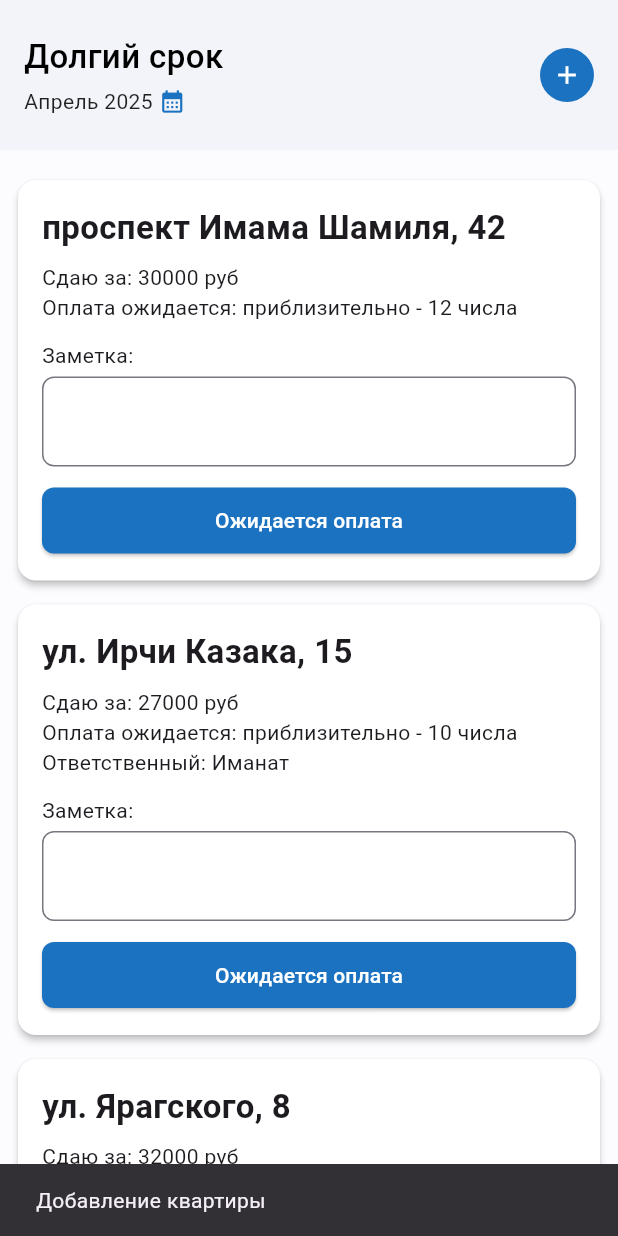
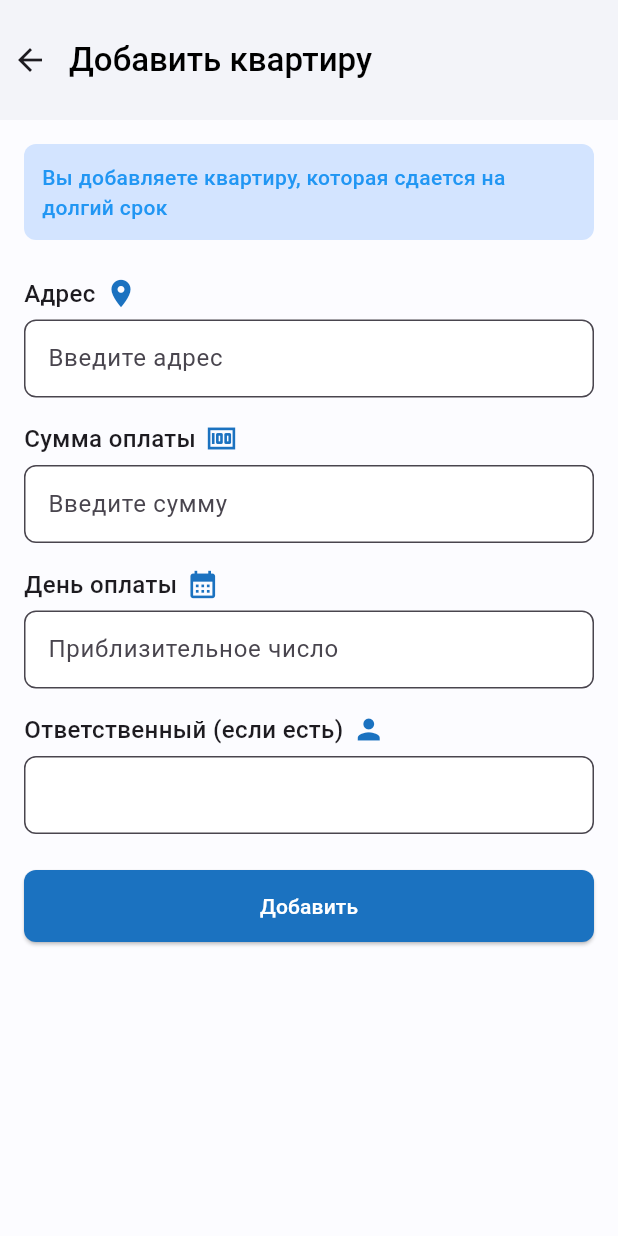
Before and after one commit to Gerkaaa/rent_tracker, a Flutter app: the LongTermScreen screen opened directly, after a tap on the "add" icon, on a phone screen of 412 x 824 dp. Run offline on Flutter 3.47's test engine with Material 3 defaults, Android fonts, the phone set to English and light mode, and no system bars.

Commit message:
Feat: add long term apartment screen

```diff
--- /dev/null
+++ b/lib/presentation/long_term_screen/add_long_term_apartment_screen.dart
@@ -0,0 +1,177 @@
+import 'package:flutter/material.dart';
+import 'package:rent_tracker/presentation/widgets/custom_app_bar.dart';
+
+class AddLongTermApartmentScreen extends StatefulWidget {
+  const AddLongTermApartmentScreen({super.key});
+
+  @override
+  State<AddLongTermApartmentScreen> createState() =>
+      _AddLongTermApartmentScreenState();
+}
+
+class _AddLongTermApartmentScreenState
+    extends State<AddLongTermApartmentScreen> {
+  final _formKey = GlobalKey<FormState>();
+  final _addressController = TextEditingController();
+  final _priceController = TextEditingController();
+  final _payDayController = TextEditingController();
+  final _responsibleController = TextEditingController();
+
+  void _submit() {
+    if (_formKey.currentState?.validate() ?? false) {
+      final newApartment = {
+        'type': 'long_term',
+        'address': _addressController.text.trim(),
+        'price': int.tryParse(_priceController.text.trim()) ?? 0,
+        'payDay': int.tryParse(_payDayController.text.trim()) ?? 1,
+        'responsible':
+            _responsibleController.text.trim().isEmpty
+                ? null
+                : _responsibleController.text.trim(),
+        'note': '',
+        'isPaid': false,
+      };
+
+      Navigator.pop(context, newApartment);
+    }
+  }
+
+  @override
+  Widget build(BuildContext context) {
+    return GestureDetector(
+      onTap: () => FocusScope.of(context).unfocus(),
+      child: Scaffold(
+        backgroundColor: const Color(0xFFFCFCFF),
+        appBar: const CustomAppBar(
+          titleText: 'Добавить квартиру',
+          hideAddButton: true,
+        ),
+        body: Padding(
+          padding: const EdgeInsets.only(top: 16),
+          child: SingleChildScrollView(
+            padding: const EdgeInsets.symmetric(horizontal: 16),
+            child: Form(
+              key: _formKey,
+              child: Column(
+                crossAxisAlignment: CrossAxisAlignment.start,
+                children: [
+                  Container(
+                    width: double.infinity,
+                    padding: const EdgeInsets.all(12),
+                    decoration: BoxDecoration(
+                      color: const Color(0xFFD3E4FF),
+                      borderRadius: BorderRadius.circular(8),
+                    ),
+                    child: const Text(
+                      'Вы добавляете квартиру, которая сдается на долгий срок',
+                      style: TextStyle(
+                        color: Colors.blue,
+                        fontSize: 14,
+                        fontWeight: FontWeight.w500,
+                      ),
+                    ),
+                  ),
+                  const SizedBox(height: 24),
+                  _buildLabeledField(
+                    'Адрес',
+                    _addressController,
+                    'Введите адрес',
+                    icon: Icons.location_on,
+                  ),
+                  const SizedBox(height: 16),
+                  _buildLabeledField(
+                    'Сумма оплаты',
+                    _priceController,
+                    'Введите сумму',
+                    keyboardType: TextInputType.number,
+                    icon: Icons.money,
+                  ),
+                  const SizedBox(height: 16),
+                  _buildLabeledField(
+                    'День оплаты',
+                    _payDayController,
+                    'Приблизительное число',
+                    keyboardType: TextInputType.number,
+                    icon: Icons.calendar_month,
+                  ),
+                  const SizedBox(height: 16),
+                  _buildLabeledField(
+                    'Ответственный (если есть)',
+                    _responsibleController,
+                    null,
+                    icon: Icons.person,
+                  ),
+
+                  const SizedBox(height: 24),
+                  SizedBox(
+                    width: double.infinity,
+                    child: ElevatedButton(
+                      onPressed: _submit,
+                      style: ElevatedButton.styleFrom(
+                        backgroundColor: const Color(0xFF1B72C0),
+                        foregroundColor: Colors.white,
+                        padding: const EdgeInsets.symmetric(vertical: 14),
+                        shape: RoundedRectangleBorder(
+                          borderRadius: BorderRadius.circular(8),
+                        ),
+                      ),
+                      child: const Text(
+                        'Добавить',
+                        style: TextStyle(fontWeight: FontWeight.w500),
+                      ),
+                    ),
+                  ),
+                ],
+              ),
+            ),
+          ),
+        ),
+      ),
+    );
+  }
+
+  Widget _buildLabeledField(
+    String label,
+    TextEditingController controller,
+    String? hintText, {
+    TextInputType keyboardType = TextInputType.text,
+    required IconData icon,
+  }) {
+    return Column(
+      crossAxisAlignment: CrossAxisAlignment.start,
+      children: [
+        Row(
+          children: [
+            Text(
+              label,
+              style: const TextStyle(fontSize: 16, fontWeight: FontWeight.w500),
+            ),
+            const SizedBox(width: 6),
+            Icon(icon, size: 22, color: const Color(0xFF1B72C0)),
+          ],
+        ),
+        const SizedBox(height: 6),
+        TextFormField(
+          controller: controller,
+          keyboardType: keyboardType,
+          validator: (value) {
+            if (hintText != null && (value == null || value.trim().isEmpty)) {
+              return hintText;
+            }
+            return null;
+          },
+          decoration: InputDecoration(
+            hintText: hintText,
+            filled: true,
+            fillColor: Colors.white,
+            contentPadding: const EdgeInsets.symmetric(
+              horizontal: 12,
+              vertical: 14,
+            ),
+            border: OutlineInputBorder(borderRadius: BorderRadius.circular(8)),
+          ),
+        ),
+      ],
+    );
+  }
+}
--- a/lib/presentation/long_term_screen/long_term_screen.dart
+++ b/lib/presentation/long_term_screen/long_term_screen.dart
@@ -1,6 +1,7 @@
 import 'package:flutter/material.dart';
 import 'package:rent_tracker/core/constants/months.dart';
 import 'package:rent_tracker/core/utils/date_utils.dart';
+import 'package:rent_tracker/presentation/long_term_screen/add_long_term_apartment_screen.dart';
 import 'package:rent_tracker/presentation/long_term_screen/widgets/long_term_apartment_card.dart';
 import 'package:rent_tracker/presentation/widgets/custom_app_bar.dart';
 
@@ -14,8 +15,7 @@ class LongTermScreen extends StatefulWidget {
 class _LongTermScreenState extends State<LongTermScreen> {
   DateTime _currentMonth = DateTime(DateTime.now().year, DateTime.now().month);
 
-
-// пока что
+  // пока что
   final List<Map<String, dynamic>> apartments = [
     {
       'address': 'проспект Имама Шамиля, 42',
@@ -117,10 +117,19 @@ class _LongTermScreenState extends State<LongTermScreen> {
           titleText: 'Долгий срок',
           currentMonth: _currentMonth,
           onSelectMonth: _showMonthPickerDialog,
-          onAddPressed: () {
-            ScaffoldMessenger.of(context).showSnackBar(
-              const SnackBar(content: Text('Добавление квартиры')),
+          onAddPressed: () async {
+            final result = await Navigator.push(
+              context,
+              MaterialPageRoute(
+                builder: (_) => const AddLongTermApartmentScreen(),
+              ),
             );
+
+            if (result != null && result is Map<String, dynamic>) {
+              setState(() {
+                apartments.add(result);
+              });
+            }
           },
         ),
         body: ListView.builder(
--- a/lib/presentation/widgets/custom_app_bar.dart
+++ b/lib/presentation/widgets/custom_app_bar.dart
@@ -6,6 +6,7 @@ class CustomAppBar extends StatelessWidget implements PreferredSizeWidget {
   final VoidCallback? onAddPressed;
   final DateTime? currentMonth;
   final VoidCallback? onSelectMonth;
+  final bool hideAddButton;
 
   const CustomAppBar({
     super.key,
@@ -13,6 +14,7 @@ class CustomAppBar extends StatelessWidget implements PreferredSizeWidget {
     this.onAddPressed,
     this.currentMonth,
     this.onSelectMonth,
+    this.hideAddButton = false,
   });
 
   @override
@@ -20,27 +22,12 @@ class CustomAppBar extends StatelessWidget implements PreferredSizeWidget {
     return AppBar(
       backgroundColor: const Color(0xFFF3F4F9),
       elevation: 0,
-      automaticallyImplyLeading: false,
+      automaticallyImplyLeading: true,
+      leadingWidth: 30,
       toolbarHeight: 80,
-      flexibleSpace: SafeArea(
-        child: Padding(
-          padding: const EdgeInsets.symmetric(horizontal: 16),
-          child: Align(
-            alignment: Alignment.centerLeft,
-            child: Row(
-              mainAxisAlignment: MainAxisAlignment.spaceBetween,
-              children: [_buildTitleSection(), _buildAddButton()],
-            ),
-          ),
-        ),
-      ),
-    );
-  }
-
-  Widget _buildTitleSection() {
-    return Column(
-      mainAxisSize: MainAxisSize.min,
+      title: Column(
         crossAxisAlignment: CrossAxisAlignment.start,
+        mainAxisAlignment: MainAxisAlignment.center,
         children: [
           if (titleText != null)
             Text(
@@ -51,7 +38,6 @@ class CustomAppBar extends StatelessWidget implements PreferredSizeWidget {
                 color: Colors.black,
               ),
             ),
-        const SizedBox(height: 4),
           if (currentMonth != null)
             GestureDetector(
               onTap: onSelectMonth,
@@ -61,7 +47,7 @@ class CustomAppBar extends StatelessWidget implements PreferredSizeWidget {
                     formatMonth(currentMonth!),
                     style: const TextStyle(fontSize: 14, color: Colors.black87),
                   ),
-                const SizedBox(width: 4),
+                  const SizedBox(width: 10),
                   const Icon(
                     Icons.calendar_month,
                     size: 18,
@@ -71,11 +57,12 @@ class CustomAppBar extends StatelessWidget implements PreferredSizeWidget {
               ),
             ),
         ],
-    );
-  }
-
-  Widget _buildAddButton() {
-    return GestureDetector(
+      ),
+      actions: [
+        if (!hideAddButton)
+          Padding(
+            padding: const EdgeInsets.only(right: 12),
+            child: GestureDetector(
               onTap: onAddPressed,
               child: Container(
                 width: 36,
@@ -86,9 +73,12 @@ class CustomAppBar extends StatelessWidget implements PreferredSizeWidget {
                 ),
                 child: const Icon(Icons.add, color: Colors.white, size: 20),
               ),
+            ),
+          ),
+      ],
     );
   }
 
   @override
-  Size get preferredSize => const Size.fromHeight(100);
+  Size get preferredSize => const Size.fromHeight(80);
 }
```
Lines whose indentation alone changed are shown as unchanged.
